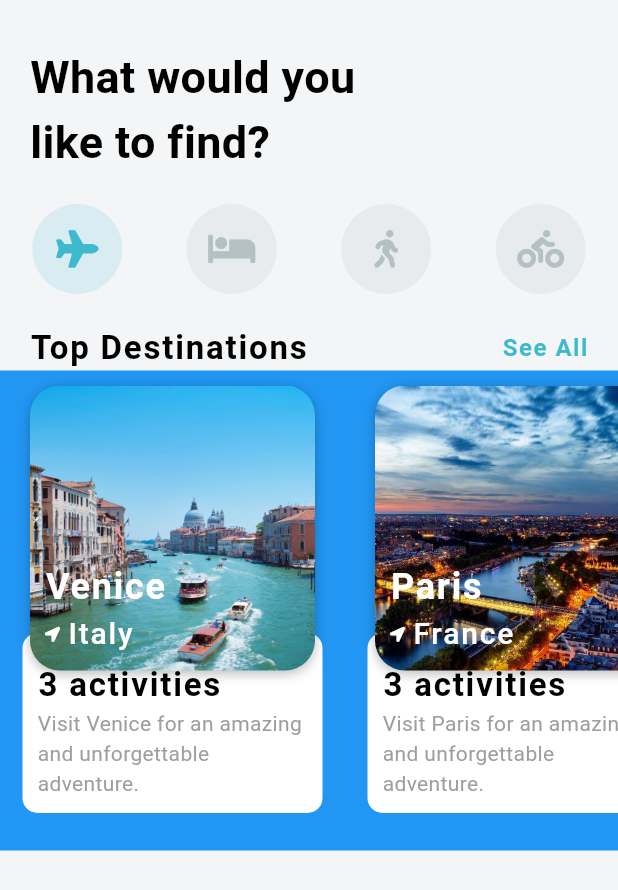
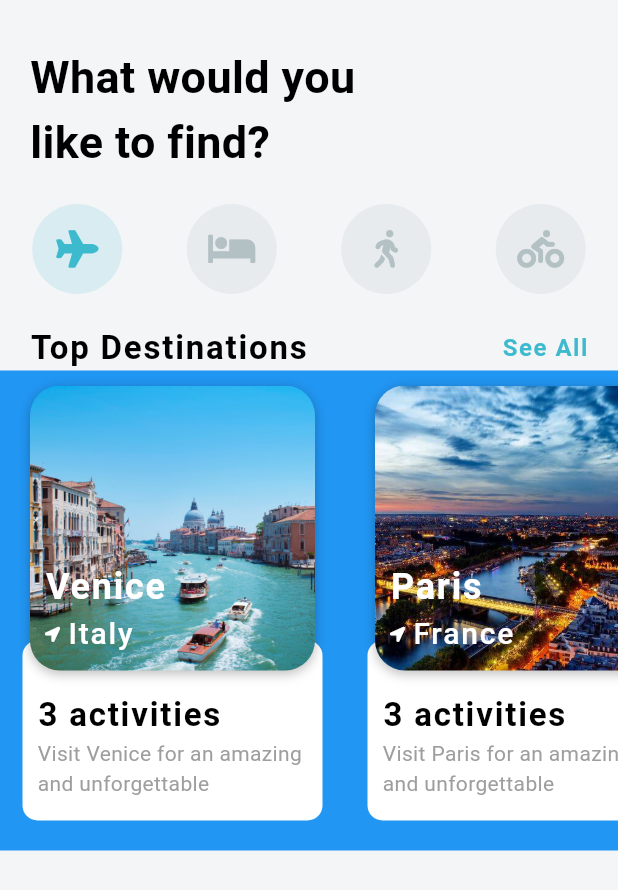
Before and after one commit to rocknrome/Flutter-Travel-App, a Flutter app: the screen it shows after launch, on a phone screen of 412 x 824 dp. Shown: the top 890 px of the screen. Run offline on Flutter 3.47's test engine with Material 3 defaults, Android fonts, the phone set to English and light mode, and no system bars; our stand-ins replace font_awesome_flutter.

Commit message:
10-destination carousel description text alignment fixed

```diff
--- a/lib/widgets/destination_carousel.dart
+++ b/lib/widgets/destination_carousel.dart
@@ -55,9 +55,10 @@ class DestinationCarousel extends StatelessWidget {
                   alignment: Alignment.topCenter,
                   children: <Widget>[
                     Positioned(
-                      bottom: 15.0,
+                      bottom: 10.0,
                       child: Container(
-                        height: 120.0,
+                        height:
+                            120.0, // Fixed height Container to wrap the description for consistent look of cards' description
                         width: 200.0,
                         decoration: BoxDecoration(
                           color: Colors.white,
@@ -76,11 +77,21 @@ class DestinationCarousel extends StatelessWidget {
                                   fontWeight: FontWeight.w600,
                                   letterSpacing: 1.2,
                                 ),
+                                maxLines: 1, // Ensures this text does not wrap
+                                overflow: TextOverflow
+                                    .ellipsis, // Adds ellipsis if text overflows
                               ),
-                              Text(
-                                destination.description,
-                                style: const TextStyle(
-                                  color: Colors.grey,
+                              Container(
+                                height:
+                                    45.0, // Fixed height for the description text container
+                                child: Text(
+                                  destination.description,
+                                  style: const TextStyle(
+                                    color: Colors.grey,
+                                  ),
+                                  overflow: TextOverflow.ellipsis,
+                                  maxLines:
+                                      3, // Allows for up to 3 lines of text
                                 ),
                               ),
                             ],
```
